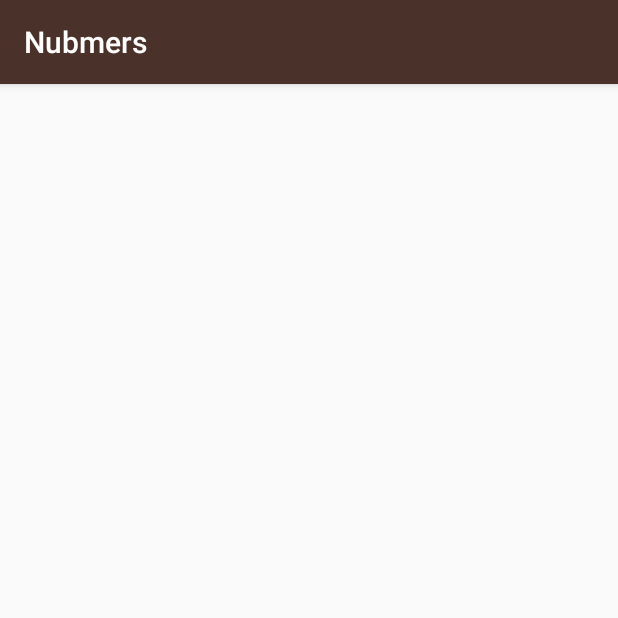
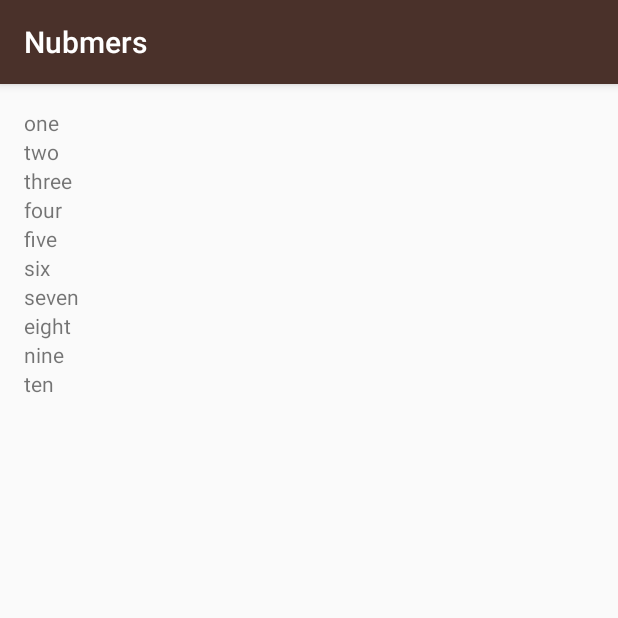
Before and after one commit to ReaL9363/Miwok, an Android app: the NumbersActivity screen opened directly, with no data from a screen before it, on a phone screen of 412 x 824 dp, the top half of it. Run offline under Robolectric (Android 15) with nearby library versions, the phone set to English and light mode, and no system bars.

Commit message:
Lesson 2 - Dynamically row adding using for loop

```diff
--- a/app/src/main/java/com/example/android/miwok/NumbersActivity.java
+++ b/app/src/main/java/com/example/android/miwok/NumbersActivity.java
@@ -1,7 +1,11 @@
 package com.example.android.miwok;
 
+import android.os.Bundle;
 import android.support.v7.app.AppCompatActivity;
-import android.os.Bundle;
+import android.widget.LinearLayout;
+import android.widget.TextView;
+
+import java.util.ArrayList;
 
 public class NumbersActivity extends AppCompatActivity {
 
@@ -9,6 +13,38 @@ public class NumbersActivity extends AppCompatActivity {
     protected void onCreate(Bundle savedInstanceState) {
         super.onCreate(savedInstanceState);
         setContentView(R.layout.activity_numbers);
-        //setTitle("Numbers");
+
+        ArrayList<String> words = new ArrayList<String>();
+        words.add("one");
+        words.add("two");
+        words.add("three");
+        words.add("four");
+        words.add("five");
+        words.add("six");
+        words.add("seven");
+        words.add("eight");
+        words.add("nine");
+        words.add("ten");
+
+        // Find the root view so we can add child views to it
+        LinearLayout rootView = (LinearLayout) findViewById(R.id.activity_numbers);
+
+        // Create a variable to keep track of the current index position
+
+
+        // Keep looping until we've reached the end of the list (which means keep looping
+        // as long as the current index position is less than the length of the list)
+        for (int count = 0;count<words.size();count++){
+
+            // Create a new TextView
+            TextView tvNumberText = new TextView(this);
+
+            // Set the text to be word at the current index
+            tvNumberText.setText(words.get(count));
+
+            // Add this TextView as another child to the root view of this layout
+            rootView.addView(tvNumberText);
+
+        }
     }
 }
--- a/app/src/main/res/layout/activity_numbers.xml
+++ b/app/src/main/res/layout/activity_numbers.xml
@@ -1,5 +1,5 @@
 <?xml version="1.0" encoding="utf-8"?>
-<RelativeLayout xmlns:android="http://schemas.android.com/apk/res/android"
+<LinearLayout xmlns:android="http://schemas.android.com/apk/res/android"
     xmlns:tools="http://schemas.android.com/tools"
     android:id="@+id/activity_numbers"
     android:layout_width="match_parent"
@@ -8,6 +8,8 @@
     android:paddingLeft="@dimen/activity_horizontal_margin"
     android:paddingRight="@dimen/activity_horizontal_margin"
     android:paddingTop="@dimen/activity_vertical_margin"
+    android:orientation="vertical"
     tools:context="com.example.android.miwok.NumbersActivity">
 
-</RelativeLayout>
+
+</LinearLayout>
```
